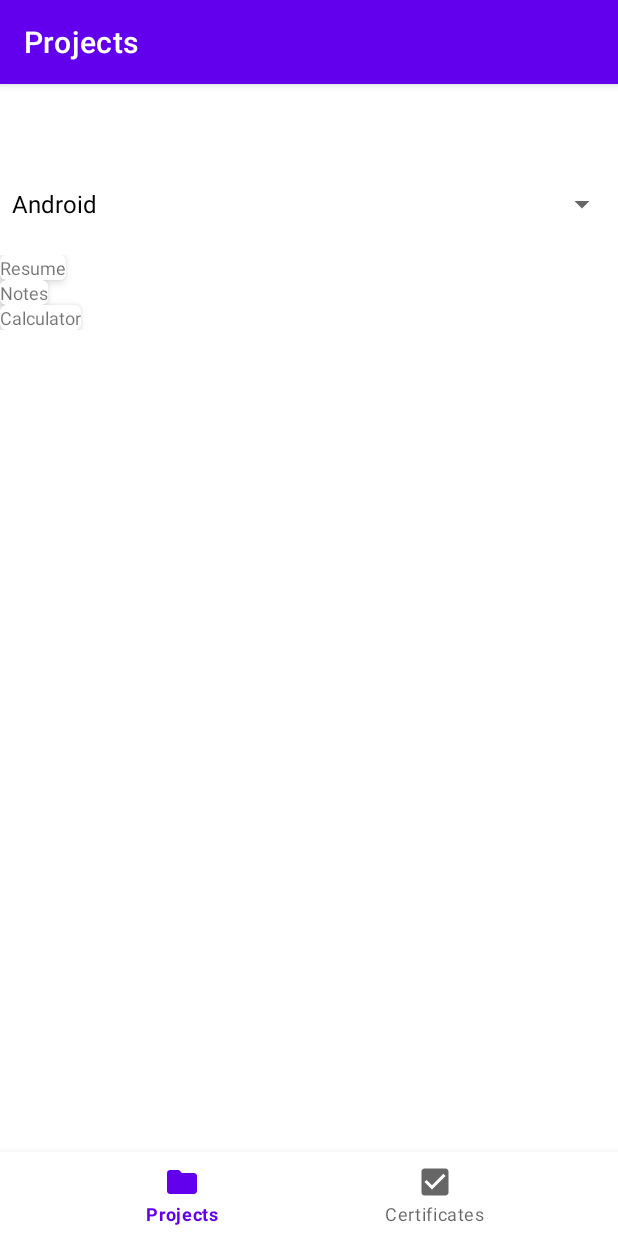
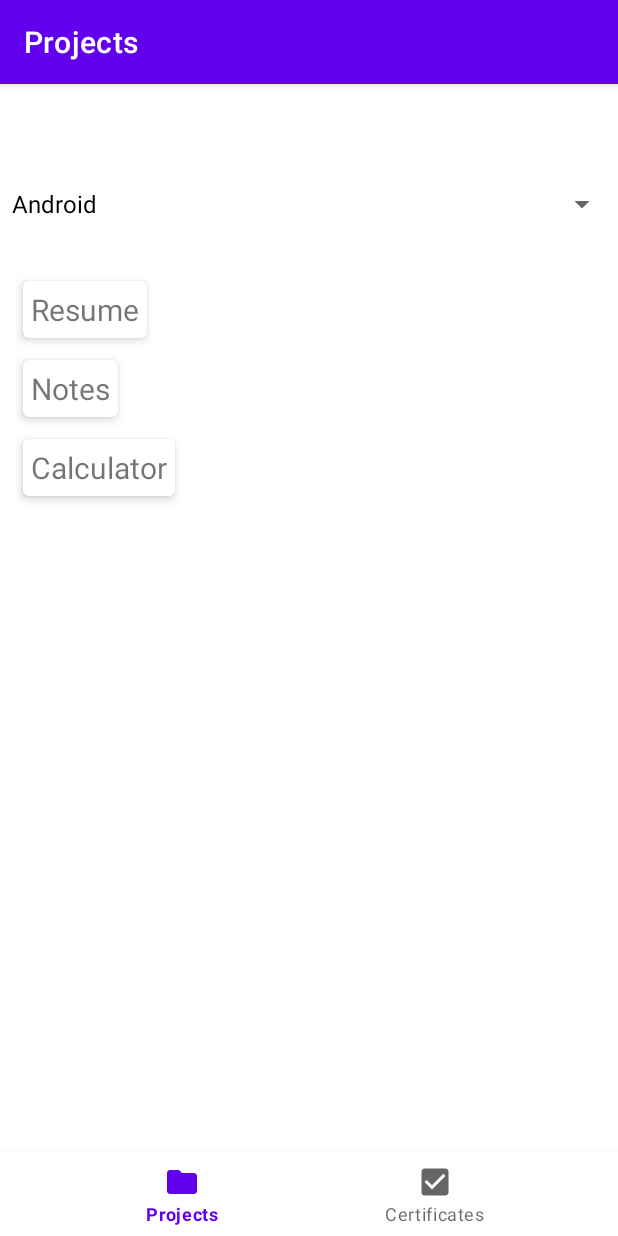
Before and after one commit to Kavertx/ResumeApp, an Android app: the screen it shows after launch (MainActivity), on a phone screen of 412 x 824 dp. Run offline under Robolectric (Android 15) with nearby library versions, the phone set to English and light mode, and no system bars; our stand-ins replace navigation-ui.

Commit message:
Fixed text size of recyclerview items and added card padding.

```diff
--- a/app/src/main/java/com/example/resume/ui/projects/ProjectsFragment.kt
+++ b/app/src/main/java/com/example/resume/ui/projects/ProjectsFragment.kt
@@ -49,6 +49,7 @@ class ProjectsFragment : Fragment() {
             spinner.onItemSelectedListener = object : AdapterView.OnItemSelectedListener{
                 override fun onItemSelected(p0: AdapterView<*>?, p1: View?, p2: Int, p3: Long) {
                     //TODO: Try to find a better way of setting the recyclerview
+
                     if (p2==0){
                         binding.projectsRecyclerView.layoutManager = LinearLayoutManager(context)
                         binding.projectsRecyclerView.adapter = ProjectsAdapter(viewModel.androidProjectsList)
--- a/app/src/main/res/layout/fragment_projects.xml
+++ b/app/src/main/res/layout/fragment_projects.xml
@@ -25,6 +25,7 @@
         android:layout_marginTop="10dp"
         app:layout_constraintEnd_toEndOf="parent"
         app:layout_constraintStart_toStartOf="parent"
-        app:layout_constraintTop_toBottomOf="@id/spinner_Android" />
+        app:layout_constraintTop_toBottomOf="@id/spinner_Android"
+        android:padding="10dp"/>
 
 </androidx.constraintlayout.widget.ConstraintLayout>
--- a/app/src/main/res/layout/item_project.xml
+++ b/app/src/main/res/layout/item_project.xml
@@ -5,7 +5,8 @@
     android:layout_width="match_parent"
     android:layout_height="wrap_content"
     app:cardElevation="4dp"
-    app:cardCornerRadius="4dp">
+    app:cardCornerRadius="4dp"
+    app:cardUseCompatPadding="true">
     <androidx.constraintlayout.widget.ConstraintLayout
         android:layout_width="match_parent"
         android:layout_height="wrap_content">
@@ -15,9 +16,10 @@
             android:id="@+id/project_name"
             android:layout_width="match_parent"
             android:layout_height="wrap_content"
-            android:textSize="12sp"
+            android:textSize="20sp"
             app:layout_constraintStart_toStartOf="parent"
-            app:layout_constraintTop_toTopOf="parent">
+            app:layout_constraintTop_toTopOf="parent"
+            android:padding="5dp">
 
         </TextView>
 
```
